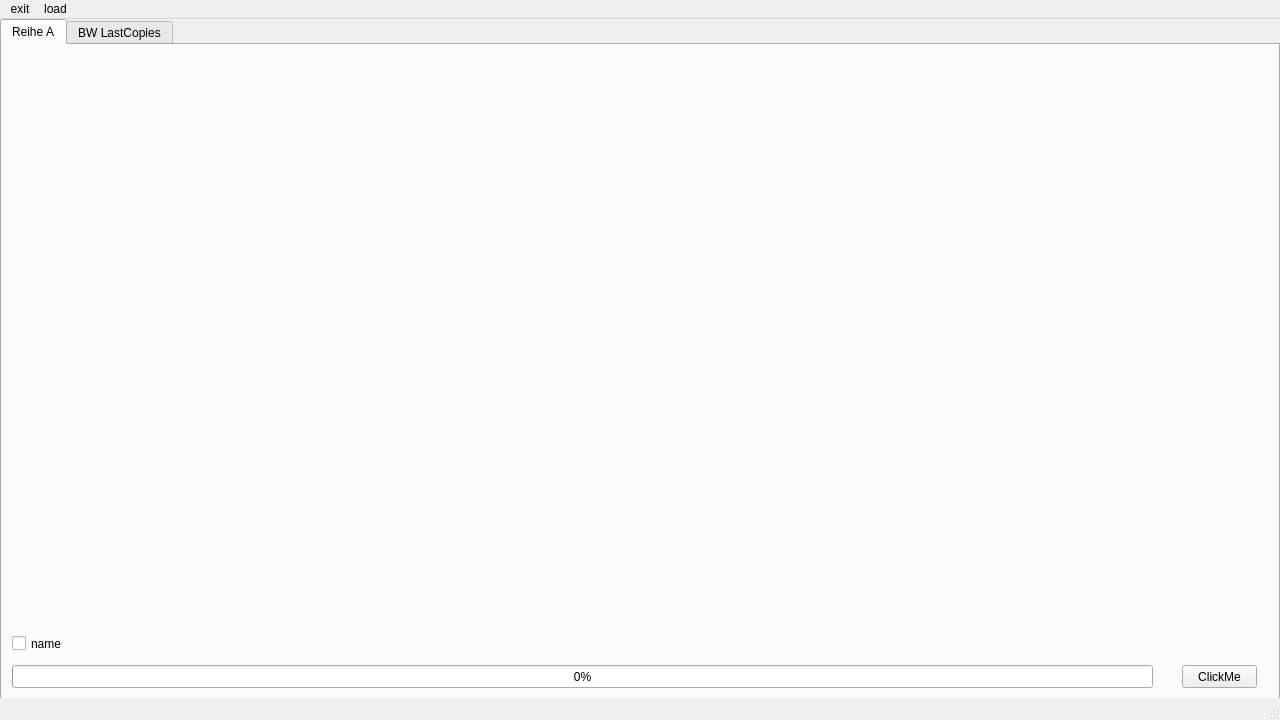
This is Python/UniversalUI.ui in WorldTeacher/WorkPrograms as Qt 5 draws it before an edit. The edited form follows.
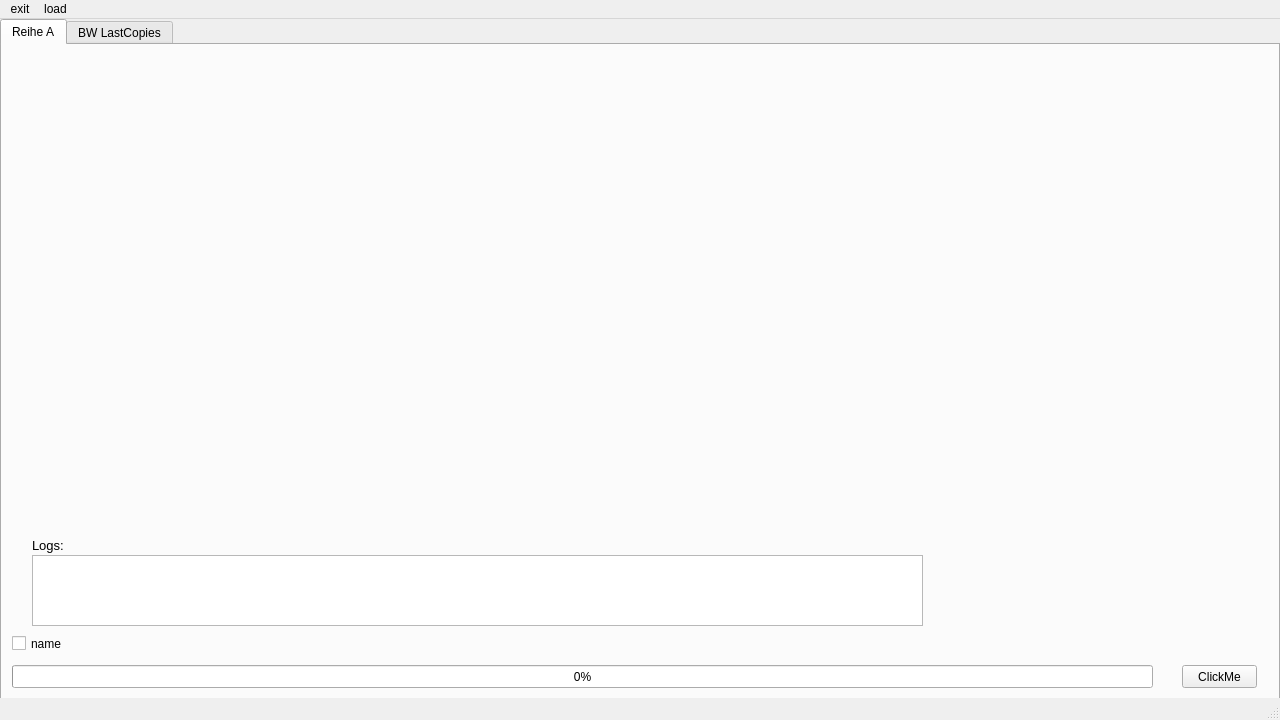
This is the edited form.

What changed in the file:
```diff
--- a/Python/UniversalUI.ui
+++ b/Python/UniversalUI.ui
@@ -120,6 +120,43 @@
        <string>name</string>
       </property>
      </widget>
+     <widget class="QPlainTextEdit" name="testloginfo">
+      <property name="enabled">
+       <bool>true</bool>
+      </property>
+      <property name="geometry">
+       <rect>
+        <x>30</x>
+        <y>510</y>
+        <width>891</width>
+        <height>71</height>
+       </rect>
+      </property>
+      <property name="focusPolicy">
+       <enum>Qt::NoFocus</enum>
+      </property>
+      <property name="acceptDrops">
+       <bool>true</bool>
+      </property>
+     </widget>
+     <widget class="QLabel" name="loglabel">
+      <property name="geometry">
+       <rect>
+        <x>30</x>
+        <y>490</y>
+        <width>47</width>
+        <height>21</height>
+       </rect>
+      </property>
+      <property name="font">
+       <font>
+        <pointsize>10</pointsize>
+       </font>
+      </property>
+      <property name="text">
+       <string>Logs:</string>
+      </property>
+     </widget>
     </widget>
     <widget class="QWidget" name="tab_bwl">
      <attribute name="title">
```
